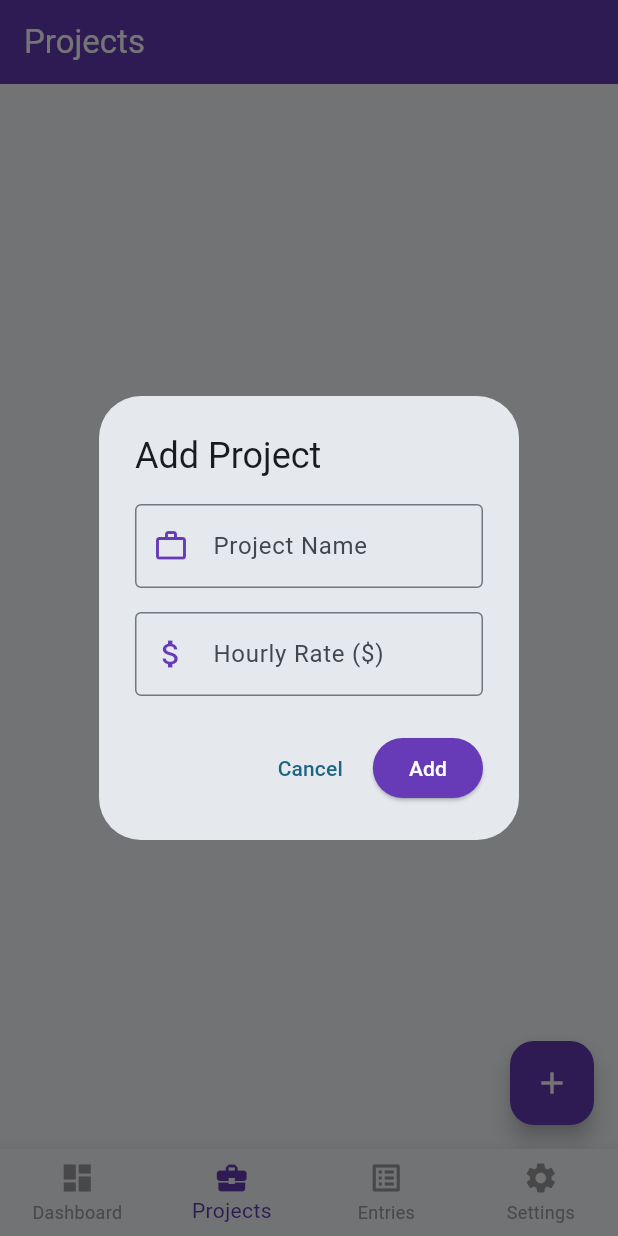
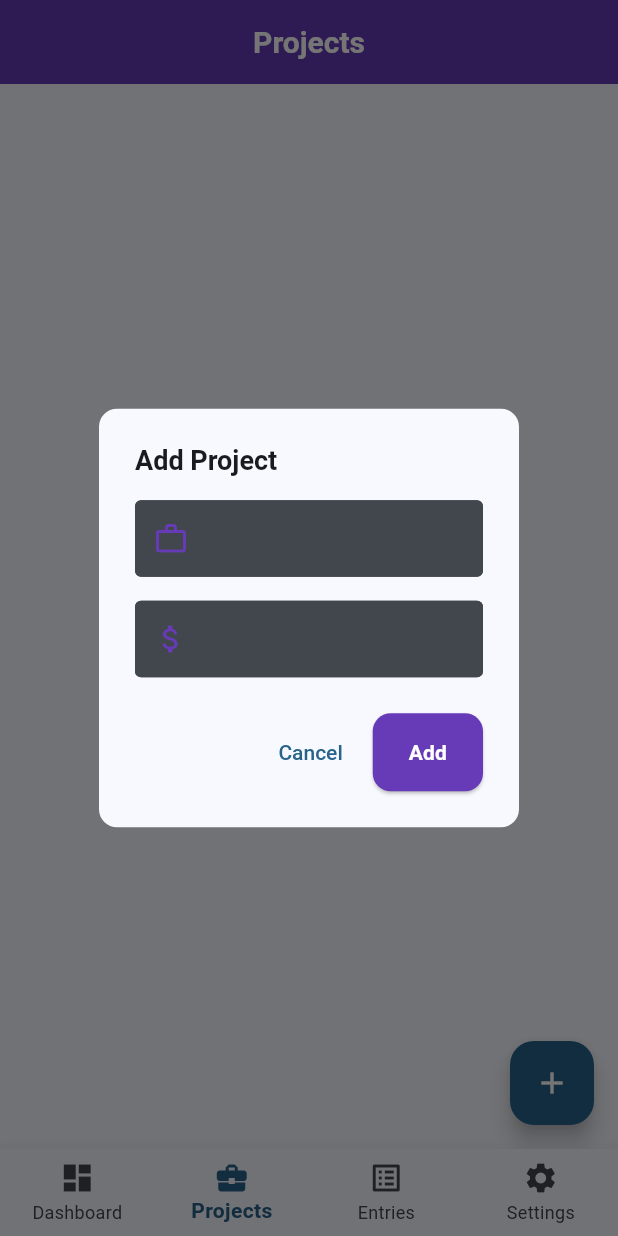
Before and after one commit to morgan-mcnabb/timesheettracker, a Flutter app: the screen it shows after launch, item 2 of the bottom bar chosen, after a tap on the "add" icon, on a phone screen of 412 x 824 dp. Run offline on Flutter 3.47's test engine with Material 3 defaults, Android fonts, the phone set to English and light mode, and no system bars; missing offline and left inert: dotenv.

Commit message:
text theme applied mostly

```diff
--- a/lib/main.dart
+++ b/lib/main.dart
@@ -25,7 +25,7 @@ class MyApp extends StatelessWidget {
     return MaterialApp(
       title: 'Timesheet Tracker',
       debugShowCheckedModeBanner: false,
-      theme: ThemeData(
+      /*theme: ThemeData(
         colorScheme: ColorScheme.fromSeed(seedColor: Colors.lightBlueAccent),
         useMaterial3: true,
         textTheme: const TextTheme(
@@ -33,7 +33,8 @@ class MyApp extends StatelessWidget {
               TextStyle(fontSize: 20.0, fontWeight: FontWeight.bold),
           bodySmall: TextStyle(fontSize: 16.0),
         ),
-      ),
+      ),*/
+      theme: appTheme(),
       home: const MainNavigation(),
     );
   }
@@ -64,8 +65,6 @@ class _MainNavigationState extends State<MainNavigation> {
       body: pages[_currentIndex],
       bottomNavigationBar: BottomNavigationBar(
         currentIndex: _currentIndex,
-        selectedItemColor: Colors.deepPurple,
-        unselectedItemColor: Colors.grey,
         onTap: (index) {
           setState(() {
             _currentIndex = index;
@@ -102,8 +101,6 @@ class _MainNavigationState extends State<MainNavigation> {
                 );
               },
               tooltip: 'Add Time Entry',
-              backgroundColor: Colors.deepPurple,
-              foregroundColor: Colors.white,
               child: const Icon(Icons.add),
             )
           : null,
@@ -117,15 +114,18 @@ class SettingsPage extends StatelessWidget {
 
   @override
   Widget build(BuildContext context) {
+    final colorScheme = Theme.of(context).colorScheme;
+    final textTheme = Theme.of(context).textTheme;
     return Scaffold(
       appBar: AppBar(
         title: const Text('Settings'),
-        backgroundColor: Colors.deepPurple,
       ),
-      body: const Center(
+      body: Center(
         child: Text(
           'Settings Page',
-          style: TextStyle(fontSize: 24, color: Colors.grey),
+          style: textTheme.headlineMedium?.copyWith(
+            color: colorScheme.onSurfaceVariant,
+          ),
         ),
       ),
     );
@@ -139,6 +139,8 @@ class EntriesPage extends StatelessWidget {
   Widget build(BuildContext context) {
     final timesheet = Provider.of<TimesheetModel>(context);
     final List<TimeEntry> timeEntries = timesheet.timeEntries;
+    final colorScheme = Theme.of(context).colorScheme;
+    final textTheme = Theme.of(context).textTheme;
 
     return Scaffold(
       appBar: AppBar(
@@ -179,7 +181,7 @@ class EntriesPage extends StatelessWidget {
                     subtitle: Row(
                       children: [
                         Icon(Icons.calendar_today,
-                            size: 16, color: Colors.grey[600]),
+                            size: 16, color: colorScheme.onSurfaceVariant),
                         const SizedBox(width: 4),
                         Text(
                           '${entry.date.year}-${twoDigits(entry.date.month)}-${twoDigits(entry.date.day)}',
@@ -187,7 +189,7 @@ class EntriesPage extends StatelessWidget {
                         ),
                         const SizedBox(width: 16),
                         Icon(Icons.access_time,
-                            size: 16, color: Colors.grey[600]),
+                            size: 16, color: colorScheme.onSurfaceVariant),
                         const SizedBox(width: 4),
                         Text(
                           '${formatDateTime(entry.startTime)} - ${formatDateTime(entry.endTime)}',
@@ -203,7 +205,7 @@ class EntriesPage extends StatelessWidget {
                           mainAxisSize: MainAxisSize.min,
                           children: [
                             Icon(Icons.timer,
-                                size: 16, color: Colors.grey[700]),
+                                size: 16, color: colorScheme.secondary),
                             const SizedBox(width: 4),
                             Text(
                               '${entry.billableHours.toStringAsFixed(2)} hrs',
@@ -216,7 +218,7 @@ class EntriesPage extends StatelessWidget {
                           mainAxisSize: MainAxisSize.min,
                           children: [
                             Icon(Icons.attach_money,
-                                size: 16, color: Colors.green[700]),
+                                size: 16, color: colorScheme.secondary),
                             const SizedBox(width: 4),
                             Text(
                               '\$${entry.totalEarnings.toStringAsFixed(2)}',
--- a/lib/pages/dashboard_tab.dart
+++ b/lib/pages/dashboard_tab.dart
@@ -56,6 +56,8 @@ class ClockSection extends StatelessWidget {
     final currentEarnings = timesheet.currentEarnings;
     final elapsed = timesheet.elapsed;
     final currentProject = timesheet.currentProject;
+    final colorScheme = Theme.of(context).colorScheme;
+    final textTheme = Theme.of(context).textTheme;
 
     String elapsedTime =
         '${elapsed.inHours.toString().padLeft(2, '0')}:${(elapsed.inMinutes % 60).toString().padLeft(2, '0')}:${(elapsed.inSeconds % 60).toString().padLeft(2, '0')}';
@@ -74,10 +76,8 @@ class ClockSection extends StatelessWidget {
           children: [
             Text(
               'Time Tracking',
-              style: TextStyle(
-                fontSize: 20,
-                fontWeight: FontWeight.bold,
-                color: Colors.teal[800],
+              style: textTheme.headlineMedium?.copyWith(
+                color: colorScheme.primary,
               ),
             ),
             const SizedBox(height: 12),
@@ -89,15 +89,6 @@ class ClockSection extends StatelessWidget {
                   },
                   icon: const Icon(Icons.play_arrow, size: 20),
                   label: const Text('Clock In'),
-                  style: ElevatedButton.styleFrom(
-                    backgroundColor: Colors.teal,
-                    foregroundColor: Colors.white,
-                    padding: const EdgeInsets.symmetric(horizontal: 12.0, vertical: 8.0),
-                    shape: RoundedRectangleBorder(
-                      borderRadius: BorderRadius.circular(8.0),
-                    ),
-                    textStyle: const TextStyle(fontSize: 14, fontWeight: FontWeight.bold),
-                  ),
                 ),
               )
             else
@@ -106,17 +97,19 @@ class ClockSection extends StatelessWidget {
                 children: [
                   Text(
                     'Project: ${currentProject?.name ?? 'N/A'}',
-                    style: const TextStyle(fontSize: 16),
+                    style: textTheme.bodyLarge,
                   ),
                   const SizedBox(height: 6),
                   Text(
                     'Elapsed Time: $elapsedTime',
-                    style: const TextStyle(fontSize: 16),
+                    style: textTheme.bodyLarge,
                   ),
                   const SizedBox(height: 6),
                   Text(
                     'Current Earnings: \$${currentEarnings.toStringAsFixed(2)}',
-                    style: const TextStyle(fontSize: 16, color: Colors.green),
+                    style: textTheme.bodyLarge?.copyWith(
+                      color: colorScheme.secondary,
+                    ),
                   ),
                   const SizedBox(height: 12),
                   Row(
@@ -132,8 +125,8 @@ class ClockSection extends StatelessWidget {
                         icon: Icon(isPaused ? Icons.play_arrow : Icons.pause, size: 20),
                         label: Text(isPaused ? 'Resume' : 'Pause'),
                         style: ElevatedButton.styleFrom(
-                          backgroundColor: isPaused ? Colors.green : Colors.teal,
-                          foregroundColor: Colors.white,
+                          backgroundColor: isPaused ? colorScheme.secondary : colorScheme.primary,
+                          foregroundColor: colorScheme.onPrimary,
                           padding: const EdgeInsets.symmetric(horizontal: 12.0, vertical: 8.0),
                           shape: RoundedRectangleBorder(
                             borderRadius: BorderRadius.circular(8.0),
@@ -149,8 +142,8 @@ class ClockSection extends StatelessWidget {
                         icon: const Icon(Icons.stop, size: 20),
                         label: const Text('Clock Out'),
                         style: ElevatedButton.styleFrom(
-                          backgroundColor: Colors.red,
-                          foregroundColor: Colors.white,
+                          backgroundColor: colorScheme.error,
+                          foregroundColor: colorScheme.onError,
                           padding: const EdgeInsets.symmetric(horizontal: 12.0, vertical: 8.0),
                           shape: RoundedRectangleBorder(
                             borderRadius: BorderRadius.circular(8.0),
--- a/lib/pages/project_list_page.dart
+++ b/lib/pages/project_list_page.dart
@@ -12,6 +12,8 @@ class ProjectListPage extends StatelessWidget {
   Widget build(BuildContext context) {
     final timesheet = Provider.of<TimesheetModel>(context);
     final List<Project> projects = timesheet.projects;
+    final colorScheme = Theme.of(context).colorScheme;
+    final textTheme = Theme.of(context).textTheme;
 
     return Scaffold(
       appBar: AppBar(
@@ -24,11 +26,11 @@ class ProjectListPage extends StatelessWidget {
               child: Column(
                 mainAxisAlignment: MainAxisAlignment.center,
                 children: [
-                  Icon(Icons.business, size: 80, color: Colors.grey[400]),
+                  Icon(Icons.business, size: 80, color: colorScheme.onSurfaceVariant),
                   const SizedBox(height: 16),
-                  const Text(
+                  Text(
                     'No projects added yet.',
-                    style: TextStyle(fontSize: 18, color: Colors.grey),
+                    style: textTheme.bodyLarge?.copyWith(color: colorScheme.onSurfaceVariant),
                   ),
                 ],
               ),
@@ -39,37 +41,29 @@ class ProjectListPage extends StatelessWidget {
               itemBuilder: (context, index) {
                 final project = projects[index];
                 return Card(
-                  margin: const EdgeInsets.symmetric(vertical: 8.0),
-                  shape: RoundedRectangleBorder(
-                    borderRadius: BorderRadius.circular(12.0),
-                  ),
-                  elevation: 3,
                   child: ListTile(
                     leading: Icon(
                       Icons.work,
-                      color: Colors.deepPurple[700],
+                      color: colorScheme.primary,
                       size: 30,
                     ),
                     title: Text(
                       project.name,
-                      style: const TextStyle(
-                        fontSize: 16,
-                        fontWeight: FontWeight.bold,
-                      ),
+                      style: textTheme.bodyLarge?.copyWith(fontWeight: FontWeight.bold)
                     ),
                     subtitle: Row(
                       children: [
                         Icon(Icons.attach_money,
-                            size: 16, color: Colors.grey[700]),
+                            size: 16, color: colorScheme.secondary),
                         const SizedBox(width: 4),
                         Text(
                           '\$${project.hourlyRate.toStringAsFixed(2)} / hr',
-                          style: const TextStyle(fontSize: 14),
+                          style: textTheme.bodySmall,
                         ),
                       ],
                     ),
                     trailing: IconButton(
-                      icon: const Icon(Icons.delete, color: Colors.red),
+                      icon: Icon(Icons.delete, color: colorScheme.error),
                       onPressed: () {
                         showDialog(
                           context: context,
@@ -90,7 +84,7 @@ class ProjectListPage extends StatelessWidget {
                                   Navigator.of(context).pop();
                                 },
                                 style: ElevatedButton.styleFrom(
-                                  backgroundColor: Colors.red,
+                                  backgroundColor: colorScheme.error,
                                   foregroundColor: Colors.white,
                                 ),
                                 child: const Text('Delete'),
@@ -109,8 +103,6 @@ class ProjectListPage extends StatelessWidget {
           _showAddProjectDialog(context);
         },
         tooltip: 'Add Project',
-        backgroundColor: Colors.deepPurple,
-        foregroundColor: Colors.white,
         child: const Icon(Icons.add),
       ),
     );
--- a/lib/pages/summary_tab.dart
+++ b/lib/pages/summary_tab.dart
@@ -71,7 +71,7 @@ class SummaryTab extends StatelessWidget {
                 crossAxisAlignment: CrossAxisAlignment.start,
                 children: [
                   Icon(Icons.attach_money,
-                      color: Colors.green[700], size: 40),
+                      color: Theme.of(context).colorScheme.secondary, size: 40),
                   const SizedBox(height: 16),
                   const Text(
                     'Total Earnings',
--- a/lib/styles.dart
+++ b/lib/styles.dart
@@ -2,41 +2,169 @@ import 'package:flutter/material.dart';
 
 const double standardPadding = 16.0;
 
-class AppColors {
-  static const Color primary = Colors.deepPurple;
-  static const Color primaryVariant = Colors.deepPurpleAccent;
-  static const Color secondary = Colors.teal;
-  static const Color success = Colors.green;
-  static const Color error = Colors.red;
-  static const Color grey = Colors.grey;
-}
+ThemeData appTheme() {
+  final ColorScheme colorScheme = ColorScheme.fromSeed(seedColor: Colors.lightBlue);
 
-ThemeData appTheme() {
   return ThemeData(
-    colorScheme: ColorScheme.fromSeed(seedColor: AppColors.primary),
+    colorScheme: colorScheme,
     useMaterial3: true,
+    primaryColor: colorScheme.primary,
+    scaffoldBackgroundColor: colorScheme.surface,
     textTheme: const TextTheme(
       headlineMedium:
           TextStyle(fontSize: 20.0, fontWeight: FontWeight.bold),
       bodySmall: TextStyle(fontSize: 16.0),
+      bodyLarge: TextStyle(fontSize: 18.0),
+      titleMedium: TextStyle(fontSize: 16.0, fontWeight: FontWeight.w500),
+      labelLarge: TextStyle(fontSize: 14.0, fontWeight: FontWeight.bold),
     ),
-    appBarTheme: const AppBarTheme(
-      backgroundColor: AppColors.primary,
-      foregroundColor: Colors.white,
+    appBarTheme: AppBarTheme(
+      backgroundColor: colorScheme.primary,
+      foregroundColor: colorScheme.onPrimary,
+      elevation: 0,
+      centerTitle: true,
+      titleTextStyle: TextStyle(
+        color: colorScheme.onPrimary,
+        fontSize: 20.0,
+        fontWeight: FontWeight.bold),
     ),
-    floatingActionButtonTheme: const FloatingActionButtonThemeData(
-      backgroundColor: AppColors.primary,
-      foregroundColor: Colors.white,
+    floatingActionButtonTheme: FloatingActionButtonThemeData(
+      backgroundColor: colorScheme.primary,
+      foregroundColor: colorScheme.onPrimary,
     ),
     elevatedButtonTheme: ElevatedButtonThemeData(
       style: ElevatedButton.styleFrom(
-        backgroundColor: AppColors.primary,
-        foregroundColor: Colors.white,
-        padding: const EdgeInsets.symmetric(vertical: 16.0),
+        backgroundColor: colorScheme.primary,
+        foregroundColor: colorScheme.onPrimary,
+        padding: const EdgeInsets.symmetric(vertical: 16.0, horizontal: 24.0),
         shape: RoundedRectangleBorder(
           borderRadius: BorderRadius.circular(12.0),
         ),
       ),
     ),
+    textButtonTheme: TextButtonThemeData(
+      style: TextButton.styleFrom(
+        foregroundColor: colorScheme.primary,
+        textStyle: const TextStyle(
+          fontSize: 14.0,
+          fontWeight: FontWeight.w500,
+        ),
+      ),
+    ),
+    outlinedButtonTheme: OutlinedButtonThemeData(
+      style: OutlinedButton.styleFrom(
+        foregroundColor: colorScheme.primary,
+        side: BorderSide(color:colorScheme.primary),
+        shape: RoundedRectangleBorder(
+          borderRadius: BorderRadius.circular(12.0),
+        ),
+        textStyle: const TextStyle (
+          fontSize: 14.0,
+          fontWeight: FontWeight.w500,
+        ),
+      ),
+    ),
+    cardTheme: CardTheme(
+      color: colorScheme.surface,
+      elevation: 3,
+      shape: RoundedRectangleBorder(
+        borderRadius: BorderRadius.circular(12.0),
+      ),
+      margin: const EdgeInsets.symmetric(vertical: 8.0, horizontal: 0.0),
+      shadowColor: colorScheme.shadow,
+    ),
+    bottomNavigationBarTheme: BottomNavigationBarThemeData(
+      selectedItemColor: colorScheme.primary,
+      unselectedItemColor: colorScheme.onSurfaceVariant,
+      backgroundColor: colorScheme.surface,
+      elevation: 10,
+      type: BottomNavigationBarType.fixed,
+      showSelectedLabels: true,
+      showUnselectedLabels: true,
+      selectedLabelStyle: const TextStyle(fontWeight: FontWeight.bold),
+      unselectedLabelStyle: const TextStyle(fontWeight: FontWeight.normal)
+    ),
+    iconTheme: IconThemeData(
+      color: colorScheme.primary,
+      size: 24,
+    ),
+    inputDecorationTheme: InputDecorationTheme(
+      filled: true,
+      fillColor: colorScheme.onSurfaceVariant,
+      contentPadding: const EdgeInsets.symmetric(vertical: 12.0, horizontal: 16.0),
+      border: OutlineInputBorder (
+        borderRadius: BorderRadius.circular(12.0),
+        borderSide: const BorderSide(),
+      ),
+      labelStyle: TextStyle (
+        color: colorScheme.onSurfaceVariant,
+        fontSize: 14.0,
+      ),
+      hintStyle: TextStyle (
+        color: colorScheme.onSurfaceVariant.withValues(alpha: 0.6),
+        fontSize: 14.0,
+      ),
+      errorStyle: const TextStyle(
+        color: Colors.red,
+        fontSize: 12.0
+      ),
+    ),
+    dialogTheme: DialogTheme (
+      shape: RoundedRectangleBorder(
+        borderRadius: BorderRadius.circular(12.0),
+      ),
+      titleTextStyle: TextStyle(
+        color: colorScheme.onSurface,
+        fontSize: 18.0,
+        fontWeight: FontWeight.bold,
+      ),
+      contentTextStyle: TextStyle(
+        color: colorScheme.onSurfaceVariant,
+        fontSize: 14.0,
+      ),
+      backgroundColor: colorScheme.surface,
+      elevation: 4,
+    ),
+    checkboxTheme: CheckboxThemeData(
+      fillColor: WidgetStateProperty.resolveWith<Color>((states) {
+        if (states.contains(WidgetState.selected)) {
+          return colorScheme.primary;
+        }
+        return colorScheme.onSurfaceVariant;
+      }),
+      checkColor: WidgetStateProperty.all<Color>(colorScheme.primary),
+    ),
+    switchTheme: SwitchThemeData(
+      thumbColor: WidgetStateProperty.resolveWith<Color>((states) {
+        if (states.contains(WidgetState.selected)) {
+          return colorScheme.primary;
+        }
+        return colorScheme.onSurfaceVariant;
+      }),
+      trackColor: WidgetStateProperty.resolveWith<Color>((states) {
+        if (states.contains(WidgetState.selected)) {
+          return colorScheme.primary.withValues(alpha: 0.5);
+        }
+        return colorScheme.onSurfaceVariant.withValues(alpha: 0.3);
+      }),
+    ),
+    snackBarTheme: SnackBarThemeData(
+      backgroundColor: colorScheme.surface,
+      contentTextStyle: TextStyle(
+        color: colorScheme.onSurface,
+        fontSize: 14.0,
+      ),
+      actionTextColor: colorScheme.primary,
+    ),
+    tooltipTheme: TooltipThemeData(
+      decoration: BoxDecoration(
+        color: colorScheme.onSurface.withValues(alpha: 0.9),
+        borderRadius: BorderRadius.circular(4.0),
+      ),
+      textStyle: TextStyle(
+        color: colorScheme.surface,
+        fontSize: 12.0,
+      ),
+    ),
   );
 }
```
Also changed, not shown: lib/pages/add_time_entry_page.dart (+3 -13 lines), lib/pages/entries_page.dart (+13 -21 lines), lib/pages/recent_entries_tab.dart (+5 -4 lines), lib/widgets/project_card.dart (+23 -20 lines).
